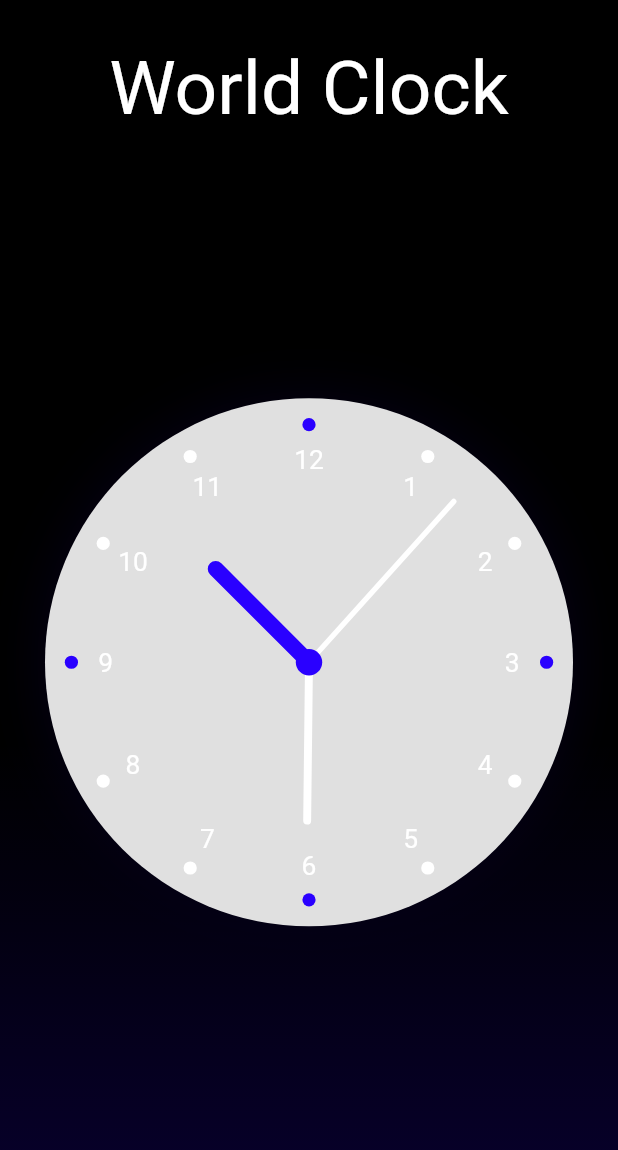
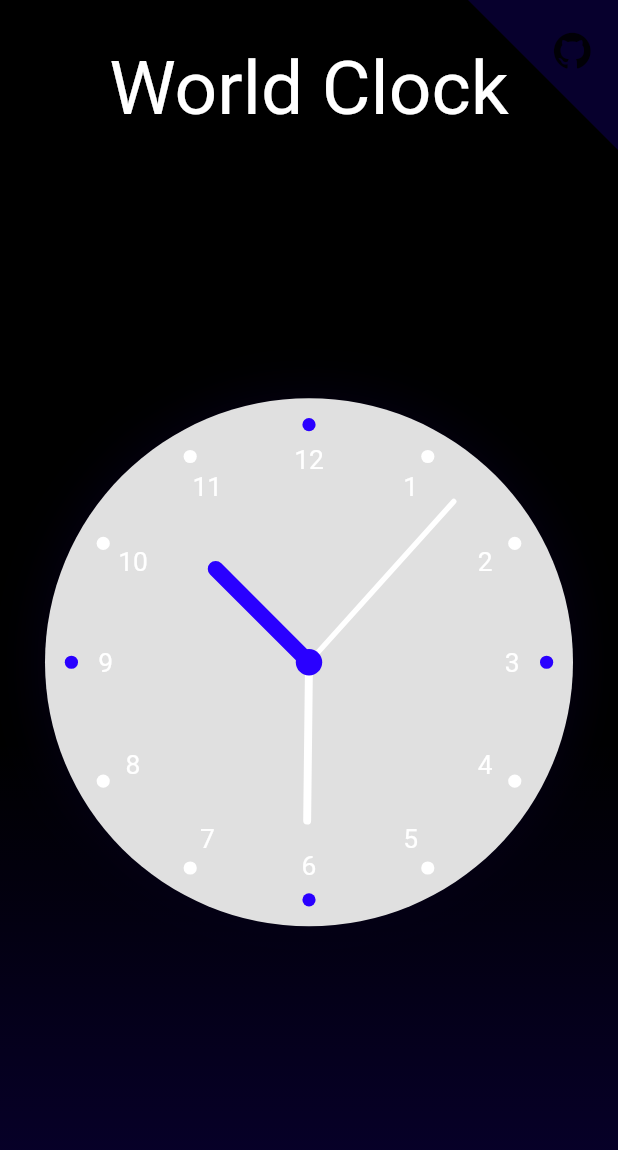
Before and after one commit to ParthBaraiya/world_clock, a Flutter app: the screen it shows after launch, on a phone screen of 412 x 824 dp. Shown: the top 1150 px of the screen. Run offline on Flutter 3.47's test engine with Material 2 defaults, Android fonts, the phone set to English and light mode, and no system bars; our stand-ins replace flutter_spinkit, flutter_svg, hive, hive_flutter, shared_preferences and 1 more; accounts and stored records are empty; generated files the repository leaves out were written again.

Commit message:
Added github icon.

```diff
--- a/lib/feature/home/home.dart
+++ b/lib/feature/home/home.dart
@@ -3,6 +3,7 @@ import 'package:flutter/material.dart';
 import '../../service/theme/theme.dart';
 import '../../widget/clock/clock.dart';
 import '../../widget/custom_scaffolds.dart';
+import '../../widget/github_thumb.dart';
 
 part 'backend/home_backend.dart';
 
@@ -17,11 +18,13 @@ class _HomePageState extends State<HomePage> with HomeBackend {
   @override
   Widget build(BuildContext context) {
     return GradientScaffold(
-      body: Padding(
-        padding: const EdgeInsets.all(30.0),
-        child: Stack(
-          children: [
-            Column(
+      body: Stack(
+        alignment: Alignment.center,
+        children: [
+          Padding(
+            padding: const EdgeInsets.all(30.0),
+            child: Column(
+              mainAxisAlignment: MainAxisAlignment.center,
               children: [
                 Text(
                   'World Clock',
@@ -39,9 +42,14 @@ class _HomePageState extends State<HomePage> with HomeBackend {
                 ),
               ],
             ),
-            // ClipPath()
-          ],
-        ),
+          ),
+          const Align(
+            alignment: Alignment.topRight,
+            child: GithubThumb(
+              size: 100,
+            ),
+          )
+        ],
       ),
     );
   }
--- a/lib/values/world_clock_icons.dart
+++ b/lib/values/world_clock_icons.dart
@@ -3,7 +3,7 @@ import 'package:flutter/widgets.dart';
 class WorldClock {
   WorldClock._();
 
-  static const _fontFamily = 'WorldClock';
+  static const _fontFamily = 'World Clock';
 
   static const IconData chevron_left =
       IconData(0xe800, fontFamily: _fontFamily);
--- a/lib/widget/clock/clock.dart
+++ b/lib/widget/clock/clock.dart
@@ -23,13 +23,11 @@ class Clock extends StatelessWidget {
     return SizedBox.square(
       dimension: radius,
       child: FittedBox(
-        child: SizedBox.square(
-          dimension: radius,
-          child: CustomPaint(
-            willChange: true,
-            painter: ClockMarkings(),
-            foregroundPainter: ClockHands(),
-          ),
+        child: CustomPaint(
+          willChange: true,
+          size: Size.square(radius),
+          painter: ClockMarkings(),
+          foregroundPainter: ClockHands(),
         ),
       ),
     );
--- a/lib/widget/github_thumb.dart
+++ b/lib/widget/github_thumb.dart
@@ -12,13 +12,40 @@ class GithubThumb extends StatelessWidget {
 
   @override
   Widget build(BuildContext context) {
-    return Container(
-      height: size,
-      width: size,
-      decoration: BoxDecoration(
-        color: Color(0xff07002D),
+    return SizedBox.square(
+      dimension: size,
+      child: const CustomPaint(
+        painter: _TrianglePainter(color: Color(0xff07002D)),
+        child: Align(
+          alignment: Alignment(0.6, -0.5),
+          child: Icon(
+            WorldClock.github_fill,
+            size: 35,
+          ),
+        ),
       ),
-      child: Icon(WorldClock.github_fill),
     );
   }
 }
+
+class _TrianglePainter extends CustomPainter {
+  const _TrianglePainter({
+    required this.color,
+  });
+
+  final Color color;
+
+  @override
+  void paint(Canvas canvas, Size size) {
+    final trianglePath = Path()
+      ..moveTo(0, 0)
+      ..lineTo(size.width, 0)
+      ..lineTo(size.width, size.height)
+      ..close();
+
+    canvas.drawPath(trianglePath, Paint()..color = color);
+  }
+
+  @override
+  bool shouldRepaint(covariant _TrianglePainter oldDelegate) => false;
+}
--- a/pubspec.yaml
+++ b/pubspec.yaml
@@ -34,7 +34,6 @@ dependencies:
   intl: ^0.17.0
   timezone: ^0.8.0
   flutter_svg: ^1.1.0
-  flutter_spinkit: ^5.1.0
   hive: ^2.2.1
   hive_flutter: ^1.1.0
   flutter_web_plugins:
```
Also changed, not shown: icon/world_clock/flutter-icons-da39811e/world_clock_icons.dart (+25 -13 lines), fonts/world_clock.ttf (renamed from fonts/WorldClock.ttf).
